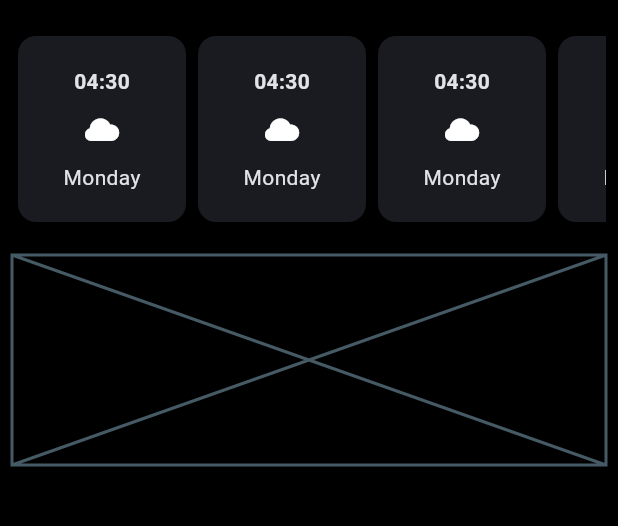
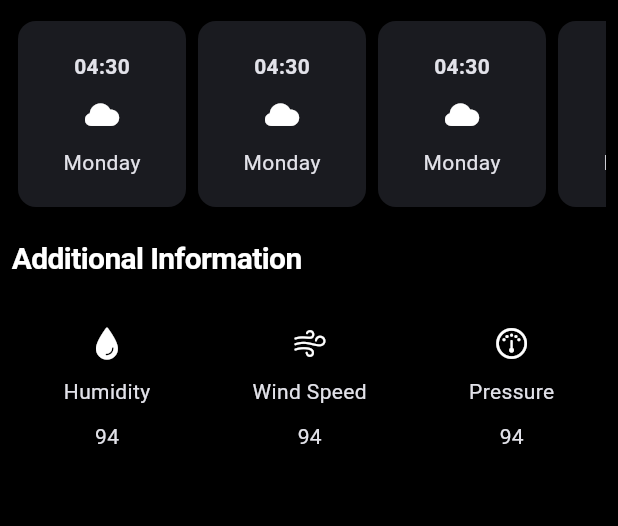
Before and after one commit to brightdxmien/weather, a Flutter app: the screen it shows after launch, on a phone screen of 412 x 824 dp, the part 441-967 px from its top. Run offline on Flutter 3.47's test engine with Material 3 defaults, Android fonts, the phone set to English and light mode, and no system bars.

Commit message:
weatherStg2

```diff
--- a/lib/homepage.dart
+++ b/lib/homepage.dart
@@ -86,7 +86,7 @@ class WeatherScreen extends StatelessWidget {
                 ),
               ),
               const SizedBox(
-                height: 20,
+                height: 10,
               ),
               const SingleChildScrollView(
                 scrollDirection: Axis.horizontal,
@@ -241,9 +241,85 @@ class WeatherScreen extends StatelessWidget {
                 ),
               ),
               const SizedBox(height: 18),
-              Placeholder(
-                fallbackHeight: 140,
-                //additional information
+              const Align(
+                alignment: Alignment.centerLeft,
+                child: const Text(
+                  "Additional Information",
+                  style: TextStyle(fontSize: 20, fontWeight: FontWeight.bold),
+                ),
+              ),
+              const SingleChildScrollView(
+                scrollDirection: Axis.horizontal,
+                child: Row(
+                  children: [
+                    Card(
+                      color: CupertinoColors.transparent,
+                      child: Padding(
+                        padding: EdgeInsets.all(30.0),
+                        child: Column(
+                          children: [
+                            Icon(
+                              CupertinoIcons.drop_fill,
+                              color: CupertinoColors.white,
+                            ),
+                            SizedBox(
+                              height: 10,
+                            ),
+                            Text("Humidity"),
+                            SizedBox(
+                              height: 10,
+                            ),
+                            Text("94"),
+                          ],
+                        ),
+                      ),
+                    ),
+                    Card(
+                      color: CupertinoColors.transparent,
+                      child: Padding(
+                        padding: EdgeInsets.all(30.0),
+                        child: Column(
+                          children: [
+                            Icon(
+                              CupertinoIcons.wind,
+                              color: CupertinoColors.white,
+                            ),
+                            SizedBox(
+                              height: 10,
+                            ),
+                            Text("Wind Speed"),
+                            SizedBox(
+                              height: 10,
+                            ),
+                            Text("94"),
+                          ],
+                        ),
+                      ),
+                    ),
+                    Card(
+                      color: CupertinoColors.transparent,
+                      child: Padding(
+                        padding: EdgeInsets.all(30.0),
+                        child: Column(
+                          children: [
+                            Icon(
+                              CupertinoIcons.gauge,
+                              color: CupertinoColors.white,
+                            ),
+                            SizedBox(
+                              height: 10,
+                            ),
+                            Text("Pressure"),
+                            SizedBox(
+                              height: 10,
+                            ),
+                            Text("94"),
+                          ],
+                        ),
+                      ),
+                    ),
+                  ],
+                ),
               )
             ],
           ),
```
